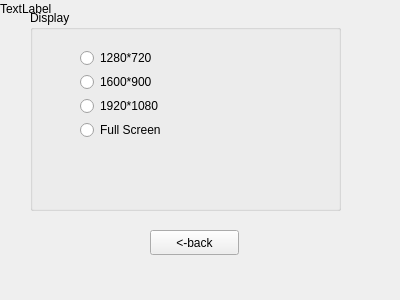
FutaAlice/doujin-game-demo, file src/layer-setting/setting.ui: the form before one commit.
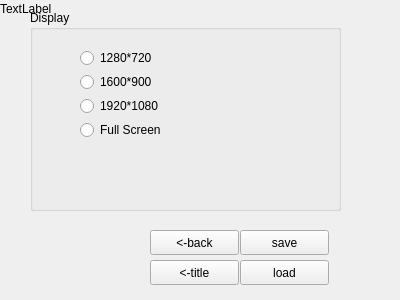
The form after the commit.

Commit message: new button on setting layer

Diff of the .ui file:
```diff
--- a/src/layer-setting/setting.ui
+++ b/src/layer-setting/setting.ui
@@ -104,6 +104,45 @@
     <string>TextLabel</string>
    </property>
   </widget>
+  <widget class="QPushButton" name="btn_title">
+   <property name="geometry">
+    <rect>
+     <x>150</x>
+     <y>260</y>
+     <width>89</width>
+     <height>25</height>
+    </rect>
+   </property>
+   <property name="text">
+    <string>&lt;-title</string>
+   </property>
+  </widget>
+  <widget class="QPushButton" name="btn_save">
+   <property name="geometry">
+    <rect>
+     <x>240</x>
+     <y>230</y>
+     <width>89</width>
+     <height>25</height>
+    </rect>
+   </property>
+   <property name="text">
+    <string>save</string>
+   </property>
+  </widget>
+  <widget class="QPushButton" name="btn_load">
+   <property name="geometry">
+    <rect>
+     <x>240</x>
+     <y>260</y>
+     <width>89</width>
+     <height>25</height>
+    </rect>
+   </property>
+   <property name="text">
+    <string>load</string>
+   </property>
+  </widget>
   <zorder>bg</zorder>
   <zorder>btn_back</zorder>
   <zorder>groupBox</zorder>
```
Left out of the diff: 3 changed lines with no effect on the pictures. The commit also changes 5 other files.
